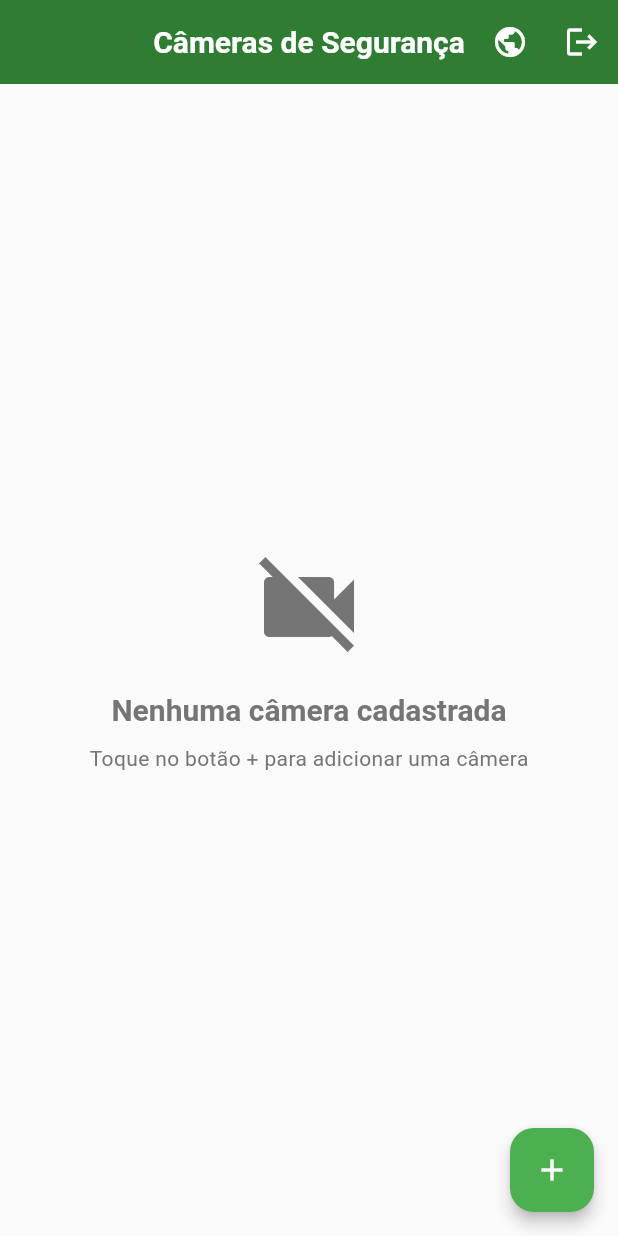
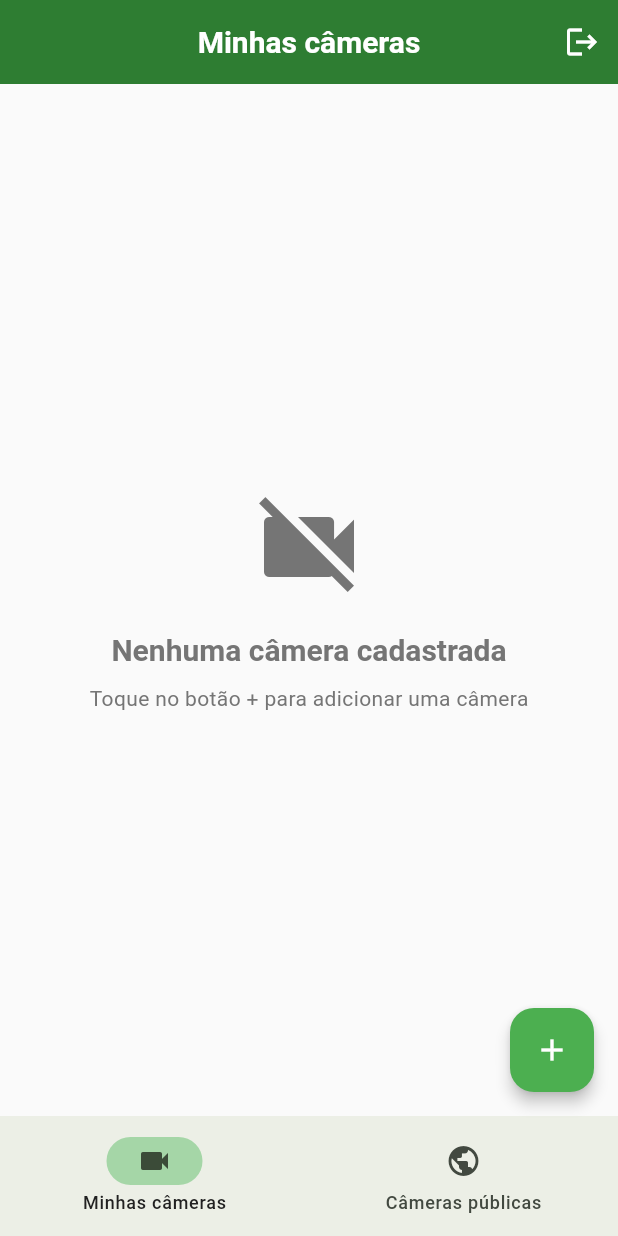
Before and after one commit to Pwn3ed/RondalarmeCamerasFlutter, a Flutter app: the screen it shows once a user with an empty profile is signed in, on a phone screen of 412 x 824 dp. Run offline on Flutter 3.47's test engine with Material 3 defaults, Android fonts, the phone set to English and light mode, and no system bars; our stand-ins replace cloud_firestore, firebase_auth, firebase_core, shared_preferences, video_player; accounts and stored records are empty.

Commit message:
feat: add bottom bar with public cam

```diff
--- a/lib/screens/cameras_list_screen.dart
+++ b/lib/screens/cameras_list_screen.dart
@@ -17,6 +17,8 @@ class CamerasListScreen extends StatefulWidget {
 }
 
 class _CamerasListScreenState extends State<CamerasListScreen> {
+  int _selectedIndex = 0;
+
   @override
   void initState() {
     super.initState();
@@ -27,24 +29,13 @@ class _CamerasListScreenState extends State<CamerasListScreen> {
 
   @override
   Widget build(BuildContext context) {
+    final isMyCamerasTab = _selectedIndex == 0;
     return Scaffold(
       appBar: AppBar(
-        title: const Text('Câmeras de Segurança'),
+        title: Text(isMyCamerasTab ? 'Minhas câmeras' : 'Câmeras públicas'),
         backgroundColor: AppTheme.primaryGreen,
         foregroundColor: AppTheme.primaryWhite,
         actions: [
-          IconButton(
-            icon: const Icon(Icons.public),
-            tooltip: 'Câmeras públicas',
-            onPressed: () {
-              Navigator.push(
-                context,
-                MaterialPageRoute(
-                  builder: (context) => const PublicCamerasScreen(),
-                ),
-              );
-            },
-          ),
           IconButton(
             icon: const Icon(Icons.logout),
             onPressed: () async {
@@ -77,7 +68,10 @@ class _CamerasListScreenState extends State<CamerasListScreen> {
           ),
         ],
       ),
-      body: Consumer<CameraProvider>(
+      body: IndexedStack(
+        index: _selectedIndex,
+        children: [
+          Consumer<CameraProvider>(
         builder: (context, cameraProvider, child) {
           if (cameraProvider.isLoading) {
             return const Center(
@@ -129,7 +123,10 @@ class _CamerasListScreenState extends State<CamerasListScreen> {
           );
         },
       ),
-      floatingActionButton: FloatingActionButton(
+          const PublicCamerasScreen(showAppBar: false),
+        ],
+      ),
+      floatingActionButton: isMyCamerasTab ? FloatingActionButton(
         onPressed: () async {
           final result = await Navigator.push(
             context,
@@ -149,6 +146,28 @@ class _CamerasListScreenState extends State<CamerasListScreen> {
         },
         backgroundColor: AppTheme.lightGreen,
         child: const Icon(Icons.add, color: AppTheme.primaryWhite),
+      ) : null,
+      bottomNavigationBar: NavigationBar(
+        selectedIndex: _selectedIndex,
+        onDestinationSelected: (index) {
+          setState(() {
+            _selectedIndex = index;
+          });
+        },
+        indicatorColor: AppTheme.softGreen,
+        labelBehavior: NavigationDestinationLabelBehavior.alwaysShow,
+        destinations: const [
+          NavigationDestination(
+            icon: Icon(Icons.videocam_outlined),
+            selectedIcon: Icon(Icons.videocam),
+            label: 'Minhas câmeras',
+          ),
+          NavigationDestination(
+            icon: Icon(Icons.public_outlined),
+            selectedIcon: Icon(Icons.public),
+            label: 'Câmeras públicas',
+          ),
+        ],
       ),
     );
   }
```
Also changed, not shown: lib/screens/camera_player_screen.dart (+90 -17 lines), lib/screens/public_cameras_screen.dart (+17 -8 lines).
